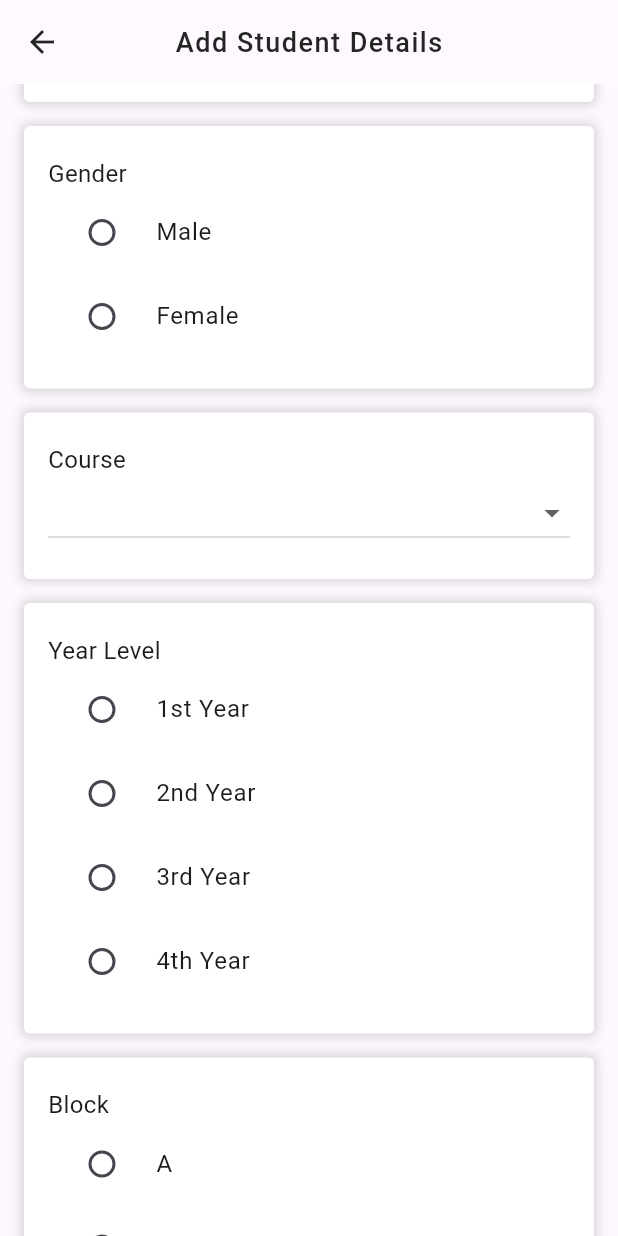
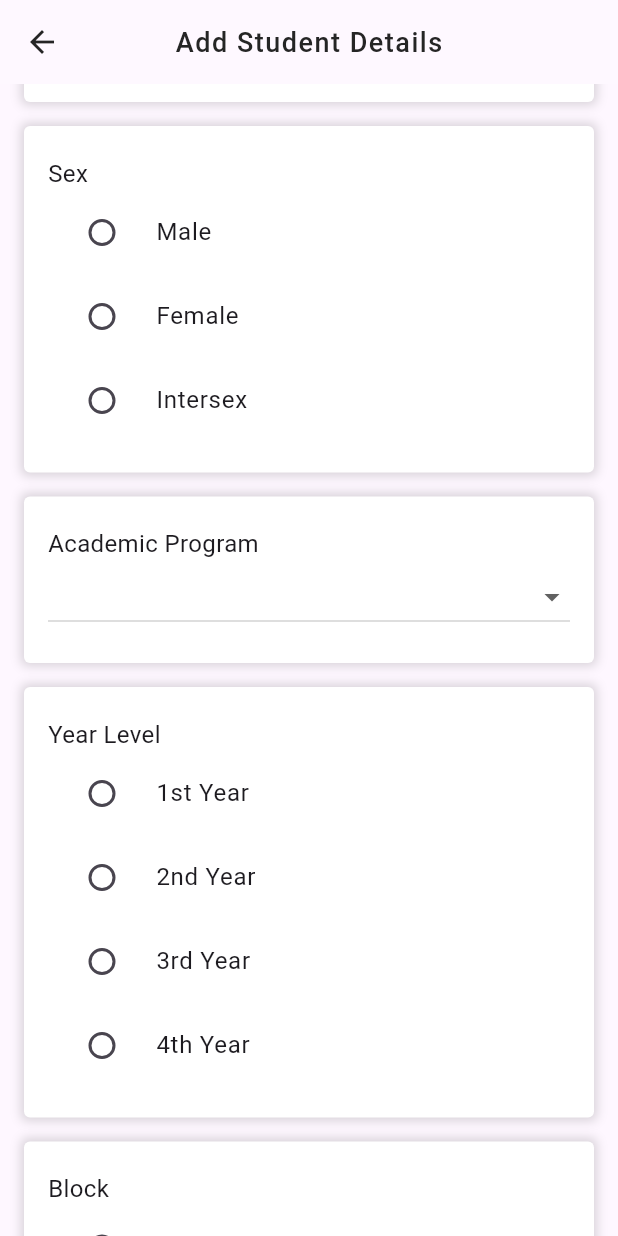
Before and after one commit to Jspobre/nfc_app, a Flutter app: the AddStudent screen opened directly, scrolled down 576 dp, on a phone screen of 412 x 824 dp. Run offline on Flutter 3.47's test engine with Material 3 defaults, Android fonts, the phone set to English and light mode, and no system bars; our stand-ins replace cloud_firestore, firebase_core, firebase_database, fl_chart, flutter_local_notifications, flutter_riverpod and 7 more; missing offline and left inert: flutter_nfc_kit, ndef; accounts and stored records are empty.

Commit message:
naming changes and modified the dropdown to checkbox for enrolling students

```diff
--- a/lib/pages/add schedule/add_schedule.dart
+++ b/lib/pages/add schedule/add_schedule.dart
@@ -185,7 +185,7 @@ class _AddScheduleState extends State<AddSchedule> {
               ),
               SizedBox(height: 10),
               TextFieldContainer(
-                label: "Subject and Course",
+                label: "Course and Academic Program",
                 inputWidget: Column(
                   crossAxisAlignment: CrossAxisAlignment.start,
                   children: [
--- a/lib/pages/add student/add_student.dart
+++ b/lib/pages/add student/add_student.dart
@@ -203,7 +203,7 @@ class _AddStudentState extends State<AddStudent> {
                                 height: 16,
                               ),
                               TextFieldContainer(
-                                label: "Gender",
+                                label: "Sex",
                                 inputWidget: Column(
                                   crossAxisAlignment: CrossAxisAlignment.start,
                                   children: [
@@ -241,6 +241,23 @@ class _AddStudentState extends State<AddStudent> {
                                       },
                                       activeColor: Color(0xff16A637),
                                     ),
+                                          RadioListTile<String>(
+                                      title: const Text(
+                                        'Intersex',
+                                        style: TextStyle(
+                                            fontFamily: "Roboto",
+                                            fontWeight: FontWeight.w400),
+                                      ),
+                                      value: 'Intersex',
+                                      groupValue: selectedGender,
+                                      onChanged: (value) {
+                                        setState(() {
+                                          selectedGender = value!;
+                                          showErrorTextIrreg = false;
+                                        });
+                                      },
+                                      activeColor: Color(0xff16A637),
+                                    ),
                                     showErrorTextIrreg == true
                                         ? Text(
                                             errorText,
@@ -257,7 +274,7 @@ class _AddStudentState extends State<AddStudent> {
                                 height: 16,
                               ),
                               TextFieldContainer(
-                                label: "Course",
+                                label: "Academic Program",
                                 inputWidget: Column(
                                   crossAxisAlignment: CrossAxisAlignment.start,
                                   children: [
--- a/lib/pages/attendance report/filter_page.dart
+++ b/lib/pages/attendance report/filter_page.dart
@@ -80,7 +80,7 @@ class FilterPage extends ConsumerWidget {
               children: [
                 // ! COURSE SELECTER
                 Text(
-                  "Course:".toUpperCase(),
+                  "Academic Program:".toUpperCase(),
                   style: const TextStyle(
                     fontFamily: "Roboto",
                     fontSize: 16,
@@ -104,7 +104,7 @@ class FilterPage extends ConsumerWidget {
                         enabled: false,
                         value: '',
                         child: Text(
-                          'Select Course',
+                          'Select academic program',
                           overflow: TextOverflow.ellipsis,
                           maxLines: 1,
                           style: TextStyle(
@@ -266,7 +266,7 @@ class FilterPage extends ConsumerWidget {
                 ),
                 //! SUBJECT SELECTOR
                 Text(
-                  "Subject:".toUpperCase(),
+                  "Course:".toUpperCase(),
                   style: const TextStyle(
                     fontFamily: "Roboto",
                     fontSize: 16,
@@ -289,7 +289,7 @@ class FilterPage extends ConsumerWidget {
                         enabled: false,
                         value: 0,
                         child: Text(
-                          'Select subject',
+                          'Select course',
                           style: const TextStyle(
                             fontFamily: "Roboto",
                             fontSize: 14,
--- a/lib/pages/home.dart
+++ b/lib/pages/home.dart
@@ -336,7 +336,7 @@ class _HomeState extends State<Home> {
                 const PopupMenuItem<String>(
                   value: 'addsubject',
                   child: Text(
-                    'Add Subject',
+                    'Add Course',
                     style: TextStyle(fontFamily: "Roboto"),
                   ),
                 ),
```
Also changed, not shown: lib/pages/add subject/add_subject.dart (+5 -5 lines), lib/pages/enroll student/enroll_student.dart (+22 -19 lines), pubspec.lock.
